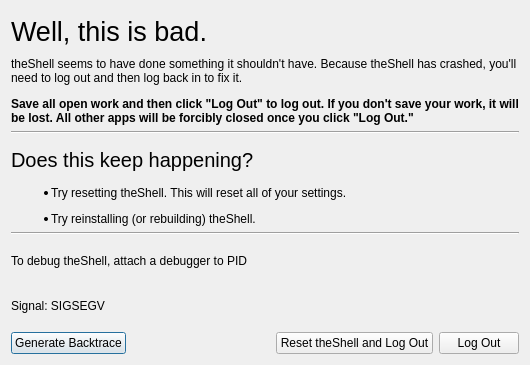
First picture: the form in segfaultdialog.ui, repository vicr123/theshell, before the edit.
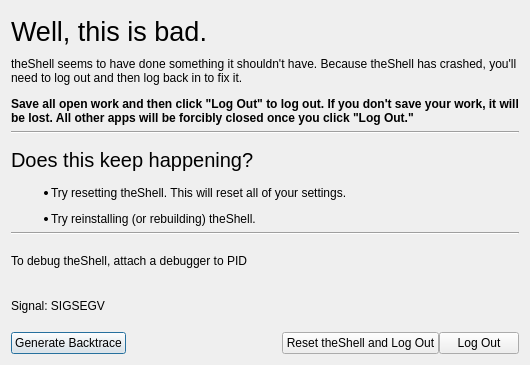
Second picture: the form after the edit. Icons and pictures are not drawn.

The edit to the form file:
```diff
--- a/segfaultdialog.ui
+++ b/segfaultdialog.ui
@@ -110,6 +110,9 @@
    </item>
    <item>
     <layout class="QHBoxLayout" name="horizontalLayout">
+     <property name="spacing">
+      <number>0</number>
+     </property>
      <item>
       <widget class="QPushButton" name="pushButton_2">
        <property name="text">
```
